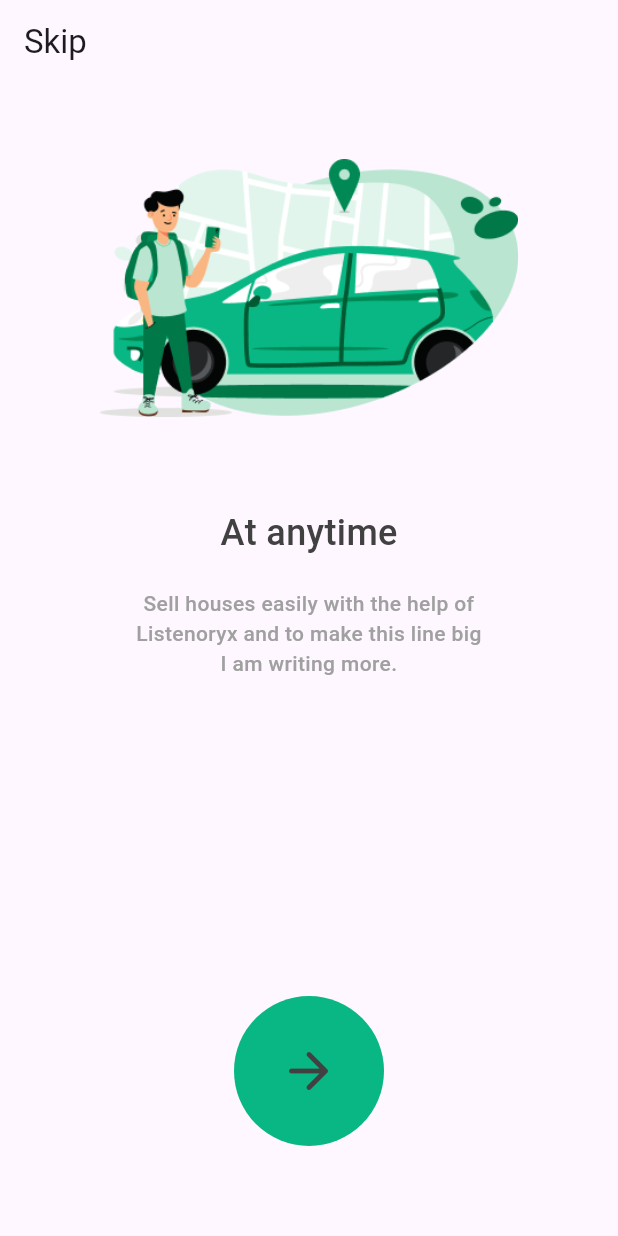
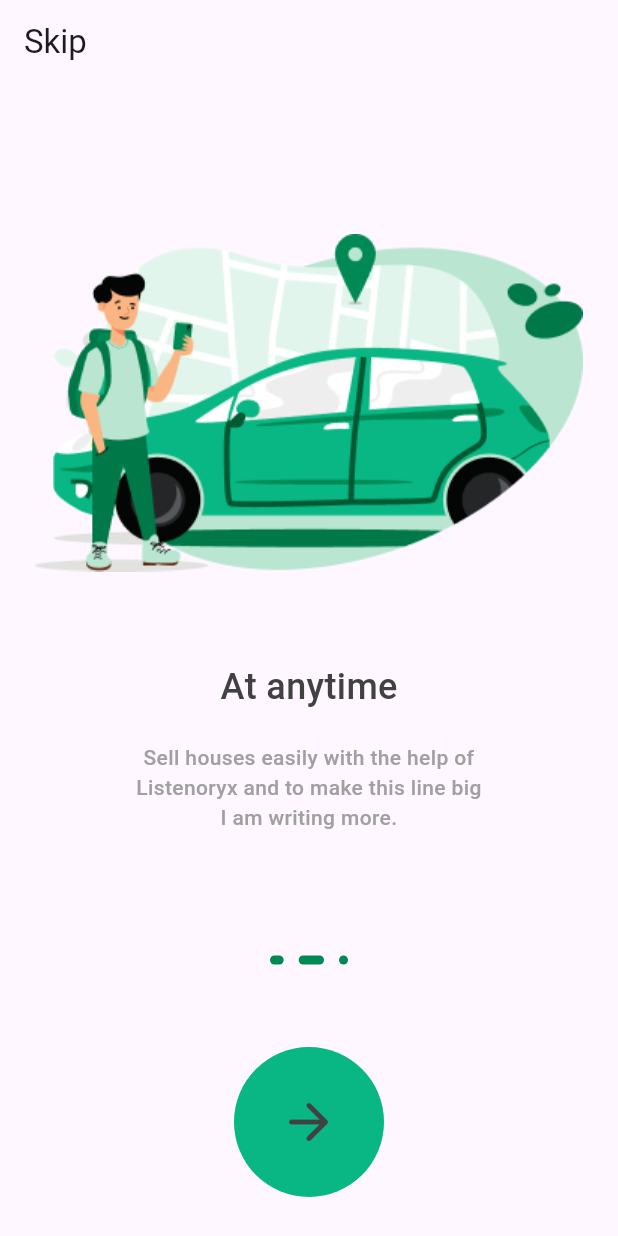
Before and after one commit to mohammedbatal/rideshare, a Flutter app: the screen it shows after launch, swiped to page 2, on a phone screen of 412 x 824 dp. Run offline on Flutter 3.47's test engine with Material 3 defaults, Android fonts, the phone set to English and light mode, and no system bars; our stand-ins replace get.

Commit message:
add pageController

```diff
--- /dev/null
+++ b/lib/controller/onboarding_controller.dart
@@ -0,0 +1,35 @@
+import 'package:flutter/material.dart';
+import 'package:get/get.dart';
+
+abstract class OnboardingController extends GetxController {
+  next();
+  onPageChanged(int index);
+}
+
+class OnboardingControllerImp extends OnboardingController {
+  late PageController pageController;
+  int currentPage = 0;
+  @override
+  next() {
+    currentPage++;
+    pageController.animateToPage(currentPage,
+        duration: Duration(milliseconds: 900), curve: Curves.easeInOut);
+    print('mohammed');
+  }
+
+  @override
+  onPageChanged(int index) {
+    currentPage = index;
+    update();
+    print('===================');
+    print(index);
+    print('===================');
+  }
+
+  @override
+  void onInit() {
+    pageController = PageController();
+
+    super.onInit();
+  }
+}
--- a/lib/main.dart
+++ b/lib/main.dart
@@ -1,4 +1,5 @@
 import 'package:flutter/material.dart';
+import 'package:get/get.dart';
 import 'package:rideshare/view/screen/onboarding.dart';
 
 void main() {
@@ -11,7 +12,7 @@
   // This widget is the root of your application.
   @override
   Widget build(BuildContext context) {
-    return MaterialApp(
+    return GetMaterialApp(
       home: Onboarding(),
     );
   }
--- a/lib/view/screen/onboarding.dart
+++ b/lib/view/screen/onboarding.dart
@@ -1,4 +1,6 @@
 import 'package:flutter/material.dart';
+import 'package:get/get.dart';
+import 'package:rideshare/controller/onboarding_controller.dart';
 import 'package:rideshare/resources/app_colors.dart';
 import 'package:rideshare/resources/app_strings.dart';
 import 'package:rideshare/resources/static_onboarding.dart';
@@ -8,22 +10,32 @@ class Onboarding extends StatelessWidget {
 
   @override
   Widget build(BuildContext context) {
+    Get.put(OnboardingControllerImp());
     return Scaffold(
       appBar: AppBar(
         title: const Text(AppStrings.skip),
       ),
-      body: PageView.builder(
+      body: Column(
+        children: [
+          Expanded(
+              flex: 3,
+              child: GetBuilder<OnboardingControllerImp>(
+                init: OnboardingControllerImp(),
+                builder: (controller) => PageView.builder(
+                    controller: controller.pageController,
+                    onPageChanged: (val) {
+                      controller.onPageChanged(val);
+                    },
                     itemCount: onboardingList.length,
                     itemBuilder: (context, index) => Column(
                           children: [
-                  const SizedBox(height: 50),
-                  Expanded(
-                    child: Image.asset(
+                            const SizedBox(height: 100),
+                            Image.asset(
                               onboardingList[index].image!,
                             ),
-                  ),
                             Padding(
-                    padding: const EdgeInsets.fromLTRB(60, 60, 60, 10),
+                              padding:
+                                  const EdgeInsets.fromLTRB(60, 60, 60, 10),
                               child: Text(onboardingList[index].title!,
                                   style: const TextStyle(
                                       fontSize: 24,
@@ -31,7 +43,8 @@ class Onboarding extends StatelessWidget {
                                       color: AppColors.griyColortitle)),
                             ),
                             Padding(
-                    padding: const EdgeInsets.fromLTRB(60, 10, 60, 40),
+                              padding:
+                                  const EdgeInsets.fromLTRB(60, 10, 60, 40),
                               child: Text(onboardingList[index].content!,
                                   textAlign: TextAlign.center,
                                   style: const TextStyle(
@@ -39,22 +52,58 @@ class Onboarding extends StatelessWidget {
                                       fontWeight: FontWeight.w500,
                                       color: AppColors.griyColor)),
                             ),
-                  const Spacer(),
-                  Container(
+                          ],
+                        )),
+              )),
+          Expanded(
+              child: Column(
+            children: [
+              GetBuilder<OnboardingControllerImp>(
+                init: OnboardingControllerImp(),
+                builder: (controller) => Row(
+                  mainAxisAlignment: MainAxisAlignment.center,
+                  children: [
+                    ...List.generate(
+                      onboardingList.length,
+                      (i) => AnimatedContainer(
+                        duration: const Duration(milliseconds: 900),
+                        width: controller.currentPage == i ? 20 : 6,
+                        height: 6,
+                        margin: const EdgeInsets.all(5),
+                        decoration: BoxDecoration(
+                            color: AppColors.primarycolor,
+                            borderRadius: BorderRadius.circular(10)),
+                      ),
+                    ),
+                  ],
+                ),
+              ),
+              const SizedBox(height: 50),
+              GetBuilder<OnboardingControllerImp>(
+                init: OnboardingControllerImp(),
+                builder: (controller) => Container(
                   height: 100,
                   width: 100,
                   decoration: BoxDecoration(
                       borderRadius: BorderRadius.circular(100),
                       color: AppColors.textGreenColo),
-                    child: const Icon(
+                  child: IconButton(
+                    onPressed: () {
+                      controller.next();
+                    },
+                    icon: const Icon(
                       Icons.arrow_forward_rounded,
                       size: 40,
                       color: AppColors.griyColortitle,
                     ),
                   ),
+                ),
+              ),
               const SizedBox(height: 60),
             ],
-              )),
+          ))
+        ],
+      ),
     );
   }
 }
--- a/pubspec.yaml
+++ b/pubspec.yaml
@@ -35,6 +35,7 @@ dependencies:
   # The following adds the Cupertino Icons font to your application.
   # Use with the CupertinoIcons class for iOS style icons.
   cupertino_icons: ^1.0.6
+  get: ^4.6.6
 
 dev_dependencies:
   flutter_test:
```
Also changed, not shown: lib/view/widget_DELETE/onboarding.dart (added), pubspec.lock. Lines whose indentation alone changed are shown as unchanged.
